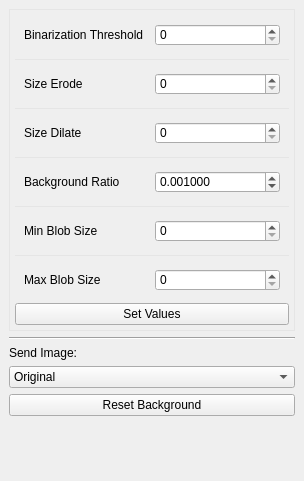
This is Src/View/TrackerParameterView.ui in BioroboticsLab/biotracker_backgroundsubtraction_tracker as Qt 5 draws it before an edit. The edited form follows.
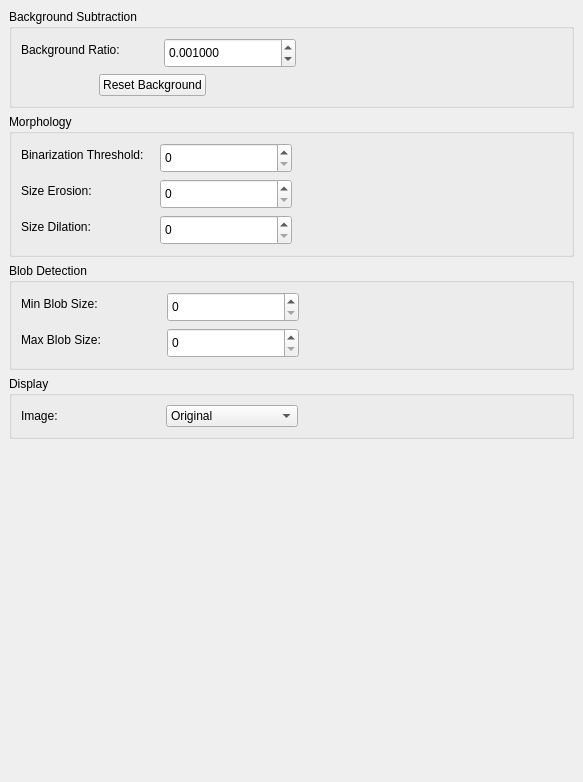
This is the edited form.

```diff
--- a/Src/View/TrackerParameterView.ui
+++ b/Src/View/TrackerParameterView.ui
@@ -6,10 +6,22 @@
    <rect>
     <x>0</x>
     <y>0</y>
-    <width>304</width>
-    <height>481</height>
+    <width>583</width>
+    <height>782</height>
    </rect>
   </property>
+  <property name="sizePolicy">
+   <sizepolicy hsizetype="MinimumExpanding" vsizetype="MinimumExpanding">
+    <horstretch>0</horstretch>
+    <verstretch>0</verstretch>
+   </sizepolicy>
+  </property>
+  <property name="minimumSize">
+   <size>
+    <width>320</width>
+    <height>0</height>
+   </size>
+  </property>
   <property name="windowTitle">
    <string>Form</string>
   </property>
@@ -54,8 +66,8 @@
        <rect>
         <x>0</x>
         <y>0</y>
-        <width>304</width>
-        <height>472</height>
+        <width>583</width>
+        <height>773</height>
        </rect>
       </property>
       <layout class="QHBoxLayout" name="horizontalLayout_4">
@@ -68,239 +80,230 @@
        <item>
         <layout class="QVBoxLayout" name="verticalLayout">
          <item>
-          <widget class="QFrame" name="frame">
-           <property name="styleSheet">
-            <string notr="true">#frame{color: #e5e5e5;}</string>
+          <widget class="QGroupBox" name="groupBox">
+           <property name="title">
+            <string>Background Subtraction</string>
            </property>
-           <property name="frameShape">
-            <enum>QFrame::Box</enum>
-           </property>
-           <property name="frameShadow">
-            <enum>QFrame::Plain</enum>
-           </property>
-           <layout class="QVBoxLayout" name="verticalLayout_2">
-            <property name="spacing">
-             <number>3</number>
-            </property>
-            <property name="leftMargin">
-             <number>5</number>
-            </property>
-            <property name="topMargin">
-             <number>5</number>
-            </property>
-            <property name="rightMargin">
-             <number>5</number>
-            </property>
-            <property name="bottomMargin">
-             <number>5</number>
-            </property>
+           <layout class="QVBoxLayout" name="verticalLayout_4">
+            <item>
+             <layout class="QFormLayout" name="formLayout">
+              <property name="fieldGrowthPolicy">
+               <enum>QFormLayout::ExpandingFieldsGrow</enum>
+              </property>
+              <property name="formAlignment">
+               <set>Qt::AlignLeading|Qt::AlignLeft|Qt::AlignVCenter</set>
+              </property>
+              <property name="horizontalSpacing">
+               <number>44</number>
+              </property>
+              <item row="0" column="0">
+               <widget class="QLabel" name="label_7">
+                <property name="text">
+                 <string>Background Ratio:</string>
+                </property>
+               </widget>
+              </item>
+              <item row="0" column="1">
+               <widget class="QDoubleSpinBox" name="lineEdit_7_bgRatio">
+                <property name="minimumSize">
+                 <size>
+                  <width>132</width>
+                  <height>30</height>
+                 </size>
+                </property>
+                <property name="toolTip">
+                 <string>Set the background ratio</string>
+                </property>
+                <property name="decimals">
+                 <number>6</number>
+                </property>
+                <property name="maximum">
+                 <double>1.000000000000000</double>
+                </property>
+                <property name="singleStep">
+                 <double>0.001000000000000</double>
+                </property>
+                <property name="value">
+                 <double>0.001000000000000</double>
+                </property>
+               </widget>
+              </item>
+             </layout>
+            </item>
             <item>
-             <widget class="QWidget" name="widgetBinThr" native="true">
+             <layout class="QHBoxLayout" name="horizontalLayout">
+              <item>
+               <spacer name="horizontalSpacer_2">
+                <property name="orientation">
+                 <enum>Qt::Horizontal</enum>
+                </property>
+                <property name="sizeType">
+                 <enum>QSizePolicy::Fixed</enum>
+                </property>
+                <property name="sizeHint" stdset="0">
+                 <size>
+                  <width>78</width>
+                  <height>20</height>
+                 </size>
+                </property>
+               </spacer>
+              </item>
+              <item>
+               <widget class="QPushButton" name="pushButtonResetBackground">
               <property name="toolTip">
-               <string>Set the binarization threshold</string>
-              </property>
-              <layout class="QHBoxLayout" name="horizontalLayout_2">
+                 <string>Reset the current background</string>
+                </property>
+                <property name="text">
+                 <string>Reset Background</string>
+                </property>
+               </widget>
+              </item>
                <item>
+               <spacer name="horizontalSpacer">
+                <property name="orientation">
+                 <enum>Qt::Horizontal</enum>
+                </property>
+                <property name="sizeHint" stdset="0">
+                 <size>
+                  <width>40</width>
+                  <height>20</height>
+                 </size>
+                </property>
+               </spacer>
+              </item>
+             </layout>
+            </item>
+           </layout>
+          </widget>
+         </item>
+         <item>
+          <widget class="QGroupBox" name="groupBox_2">
+           <property name="title">
+            <string>Morphology</string>
+           </property>
+           <layout class="QVBoxLayout" name="verticalLayout_6">
+            <item>
+             <layout class="QFormLayout" name="formLayout_6">
+              <property name="fieldGrowthPolicy">
+               <enum>QFormLayout::ExpandingFieldsGrow</enum>
+              </property>
+              <property name="horizontalSpacing">
+               <number>16</number>
+              </property>
+              <item row="0" column="0">
                 <widget class="QLabel" name="label_2">
                  <property name="text">
-                  <string>Binarization Threshold</string>
+                 <string>Binarization Threshold:</string>
                  </property>
                 </widget>
                </item>
-               <item>
+              <item row="0" column="1">
                 <widget class="QSpinBox" name="lineEdit_2_binThresh">
+                <property name="minimumSize">
+                 <size>
+                  <width>132</width>
+                  <height>30</height>
+                 </size>
+                </property>
                  <property name="toolTip">
                   <string>Set the binarization threshold</string>
                  </property>
                 </widget>
                </item>
-              </layout>
-             </widget>
-            </item>
-            <item>
-             <widget class="Line" name="line_2">
-              <property name="styleSheet">
-               <string notr="true">color: #e5e5e5;</string>
-              </property>
-              <property name="frameShadow">
-               <enum>QFrame::Plain</enum>
-              </property>
-              <property name="orientation">
-               <enum>Qt::Horizontal</enum>
-              </property>
-             </widget>
-            </item>
-            <item>
-             <widget class="QWidget" name="widgetSizeErode" native="true">
-              <property name="toolTip">
-               <string>Set the erosion size</string>
-              </property>
-              <layout class="QHBoxLayout" name="horizontalLayout_6">
-               <item>
+              <item row="1" column="0">
                 <widget class="QLabel" name="label_3">
                  <property name="text">
-                  <string>Size Erode</string>
+                 <string>Size Erosion:</string>
                  </property>
                 </widget>
                </item>
-               <item>
+              <item row="1" column="1">
                 <widget class="QSpinBox" name="lineEdit_3_SizeErode">
+                <property name="minimumSize">
+                 <size>
+                  <width>132</width>
+                  <height>30</height>
+                 </size>
+                </property>
                  <property name="toolTip">
                   <string>Set the erosion size</string>
                  </property>
                 </widget>
                </item>
-              </layout>
-             </widget>
-            </item>
-            <item>
-             <widget class="Line" name="line_3">
-              <property name="styleSheet">
-               <string notr="true">color: #e5e5e5;</string>
-              </property>
-              <property name="frameShadow">
-               <enum>QFrame::Plain</enum>
-              </property>
-              <property name="orientation">
-               <enum>Qt::Horizontal</enum>
-              </property>
-             </widget>
-            </item>
-            <item>
-             <widget class="QWidget" name="widgetSizeDil" native="true">
-              <property name="toolTip">
-               <string>Set the dilation size</string>
-              </property>
-              <layout class="QHBoxLayout" name="horizontalLayout_7">
-               <item>
+              <item row="2" column="0">
                 <widget class="QLabel" name="label_4">
                  <property name="text">
-                  <string>Size Dilate</string>
+                 <string>Size Dilation:</string>
                  </property>
                 </widget>
                </item>
-               <item>
+              <item row="2" column="1">
                 <widget class="QSpinBox" name="lineEdit_4_SizeDilate">
+                <property name="minimumSize">
+                 <size>
+                  <width>132</width>
+                  <height>30</height>
+                 </size>
+                </property>
                  <property name="toolTip">
                   <string>Set the dilation size</string>
                  </property>
                 </widget>
                </item>
               </layout>
-             </widget>
-            </item>
-            <item>
-             <widget class="Line" name="line_4">
-              <property name="styleSheet">
-               <string notr="true">color: #e5e5e5;</string>
-              </property>
-              <property name="frameShadow">
-               <enum>QFrame::Plain</enum>
-              </property>
-              <property name="orientation">
-               <enum>Qt::Horizontal</enum>
-              </property>
-             </widget>
-            </item>
-            <item>
-             <widget class="QWidget" name="widgetBackgroundRatio" native="true">
-              <property name="toolTip">
-               <string>Set the background ratio</string>
-              </property>
-              <layout class="QHBoxLayout" name="horizontalLayout_8">
-               <item>
-                <widget class="QLabel" name="label_7">
-                 <property name="text">
-                  <string>Background Ratio</string>
-                 </property>
-                </widget>
-               </item>
-               <item>
-                <widget class="QDoubleSpinBox" name="lineEdit_7_MogBack">
-                 <property name="toolTip">
-                  <string>Set the background ratio</string>
-                 </property>
-                 <property name="decimals">
-                  <number>6</number>
-                 </property>
-                 <property name="maximum">
-                  <double>1.000000000000000</double>
-                 </property>
-                 <property name="singleStep">
-                  <double>0.001000000000000</double>
-                 </property>
-                 <property name="value">
-                  <double>0.001000000000000</double>
-                 </property>
-                </widget>
                </item>
               </layout>
              </widget>
             </item>
             <item>
-             <widget class="Line" name="line_5">
-              <property name="styleSheet">
-               <string notr="true">color: #e5e5e5;</string>
-              </property>
-              <property name="frameShadow">
-               <enum>QFrame::Plain</enum>
-              </property>
-              <property name="orientation">
-               <enum>Qt::Horizontal</enum>
-              </property>
-             </widget>
-            </item>
+          <widget class="QGroupBox" name="groupBox_3">
+           <property name="title">
+            <string>Blob Detection</string>
+           </property>
+           <layout class="QVBoxLayout" name="verticalLayout_5">
             <item>
-             <widget class="QWidget" name="widgetMinBlob" native="true">
-              <property name="toolTip">
-               <string>Set the minimal blob size</string>
+             <layout class="QFormLayout" name="formLayout_2">
+              <property name="fieldGrowthPolicy">
+               <enum>QFormLayout::ExpandingFieldsGrow</enum>
               </property>
-              <layout class="QHBoxLayout" name="horizontalLayout_10">
-               <item>
+              <property name="horizontalSpacing">
+               <number>66</number>
+              </property>
+              <item row="0" column="0">
                 <widget class="QLabel" name="label_8">
                  <property name="text">
-                  <string>Min Blob Size</string>
+                 <string>Min Blob Size:</string>
                  </property>
                 </widget>
                </item>
-               <item>
+              <item row="0" column="1">
                 <widget class="QSpinBox" name="lineEdit_8_MinBlob">
+                <property name="minimumSize">
+                 <size>
+                  <width>132</width>
+                  <height>30</height>
+                 </size>
+                </property>
                  <property name="toolTip">
                   <string>Set the minimal blob size</string>
                  </property>
                 </widget>
                </item>
-              </layout>
-             </widget>
-            </item>
-            <item>
-             <widget class="Line" name="line_6">
-              <property name="styleSheet">
-               <string notr="true">color: #e5e5e5;</string>
-              </property>
-              <property name="frameShadow">
-               <enum>QFrame::Plain</enum>
-              </property>
-              <property name="orientation">
-               <enum>Qt::Horizontal</enum>
-              </property>
-             </widget>
-            </item>
-            <item>
-             <widget class="QWidget" name="widgetMaxBlob" native="true">
-              <property name="toolTip">
-               <string>Sets the maximum blob size</string>
-              </property>
-              <layout class="QHBoxLayout" name="horizontalLayout_3">
-               <item>
+              <item row="1" column="0">
                 <widget class="QLabel" name="label_9">
                  <property name="text">
-                  <string>Max Blob Size</string>
+                 <string>Max Blob Size:</string>
                  </property>
                 </widget>
                </item>
-               <item>
+              <item row="1" column="1">
                 <widget class="QSpinBox" name="lineEdit_9MaxBlob">
+                <property name="minimumSize">
+                 <size>
+                  <width>132</width>
+                  <height>30</height>
+                 </size>
+                </property>
                  <property name="toolTip">
                   <string>Sets the maximum blob size</string>
                  </property>
@@ -310,43 +313,39 @@
                 </widget>
                </item>
               </layout>
-             </widget>
-            </item>
-            <item>
-             <widget class="QPushButton" name="pushButton">
-              <property name="toolTip">
-               <string>Set the parameters for the tracking plugin</string>
-              </property>
-              <property name="text">
-               <string>Set Values</string>
-              </property>
-             </widget>
             </item>
            </layout>
           </widget>
          </item>
          <item>
-          <widget class="Line" name="line">
-           <property name="orientation">
-            <enum>Qt::Horizontal</enum>
+          <widget class="QGroupBox" name="groupBox_4">
+           <property name="title">
+            <string>Display</string>
            </property>
-          </widget>
-         </item>
+           <layout class="QVBoxLayout" name="verticalLayout_2">
          <item>
-          <widget class="QLabel" name="label">
-           <property name="sizePolicy">
-            <sizepolicy hsizetype="Preferred" vsizetype="Fixed">
-             <horstretch>0</horstretch>
-             <verstretch>0</verstretch>
-            </sizepolicy>
-           </property>
+             <layout class="QFormLayout" name="formLayout_4">
+              <property name="fieldGrowthPolicy">
+               <enum>QFormLayout::ExpandingFieldsGrow</enum>
+              </property>
+              <property name="horizontalSpacing">
+               <number>108</number>
+              </property>
+              <item row="0" column="0">
+               <widget class="QLabel" name="label_5">
            <property name="text">
-            <string>Send Image:</string>
+                 <string>Image:</string>
            </property>
           </widget>
          </item>
-         <item>
+              <item row="0" column="1">
           <widget class="QComboBox" name="comboBoxSendImage">
+                <property name="minimumSize">
+                 <size>
+                  <width>132</width>
+                  <height>0</height>
+                 </size>
+                </property>
            <property name="toolTip">
             <string>Choose which image to display for the next frames. Tracking must be actived.</string>
            </property>
@@ -373,26 +372,11 @@
              <string>Dilated</string>
             </property>
            </item>
-           <item>
-            <property name="text">
-             <string>Difference</string>
-            </property>
-           </item>
-           <item>
-            <property name="text">
-             <string>Background</string>
-            </property>
-           </item>
-          </widget>
-         </item>
-         <item>
-          <widget class="QPushButton" name="pushButtonResetBackground">
-           <property name="toolTip">
-            <string>Reset the current background</string>
-           </property>
-           <property name="text">
-            <string>Reset Background</string>
-           </property>
+               </widget>
+              </item>
+             </layout>
+            </item>
+           </layout>
           </widget>
          </item>
          <item>
```
Left out of the diff: 10 changed lines with no effect on the pictures. Lines whose indentation alone changed are shown as unchanged.
